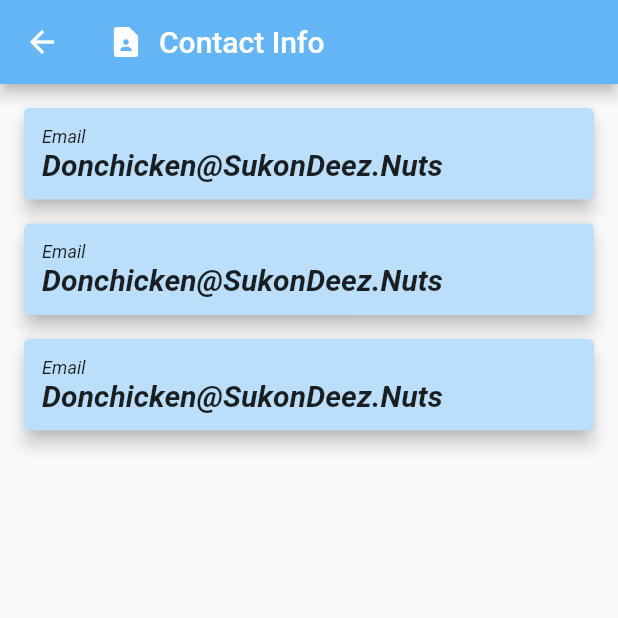
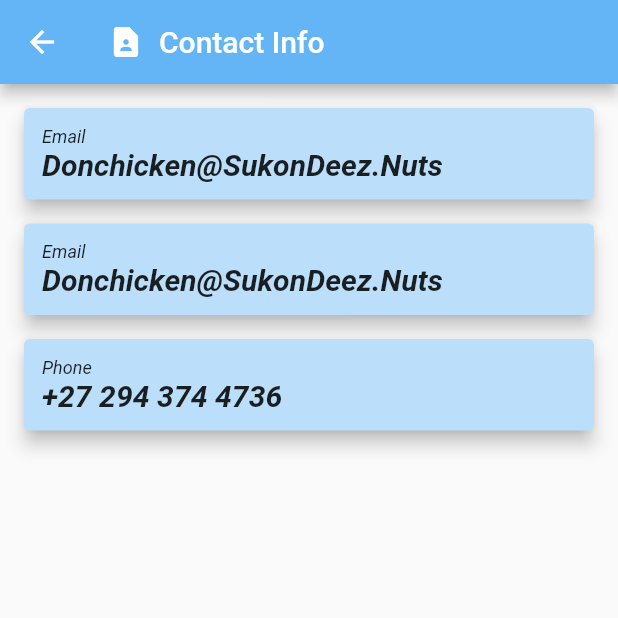
Before and after one commit to Aquarius-blake/level2, a Flutter app: the Contact screen opened by its route, on a phone screen of 412 x 824 dp, the top half of it. Run offline on Flutter 3.47's test engine with Material 2 defaults, Android fonts, the phone set to English and light mode, and no system bars.

Commit message:
Minor update

```diff
--- a/lib/pages/Contact.dart
+++ b/lib/pages/Contact.dart
@@ -103,7 +103,7 @@ fontWeight: FontWeight.bold,
                 crossAxisAlignment: CrossAxisAlignment.stretch,
                 children: [
                   Text(
-                    "Email",
+                    "Phone",
                     style: TextStyle(
 
                         fontStyle: FontStyle.italic,
@@ -112,7 +112,7 @@ fontWeight: FontWeight.bold,
                     textAlign: TextAlign.start,
                   ),
                   Text(
-                    "Donchicken@SukonDeez.Nuts",
+                    "+27 294 374 4736",
                     style: TextStyle(
                         fontWeight: FontWeight.bold,
                         fontStyle: FontStyle.italic,
```
